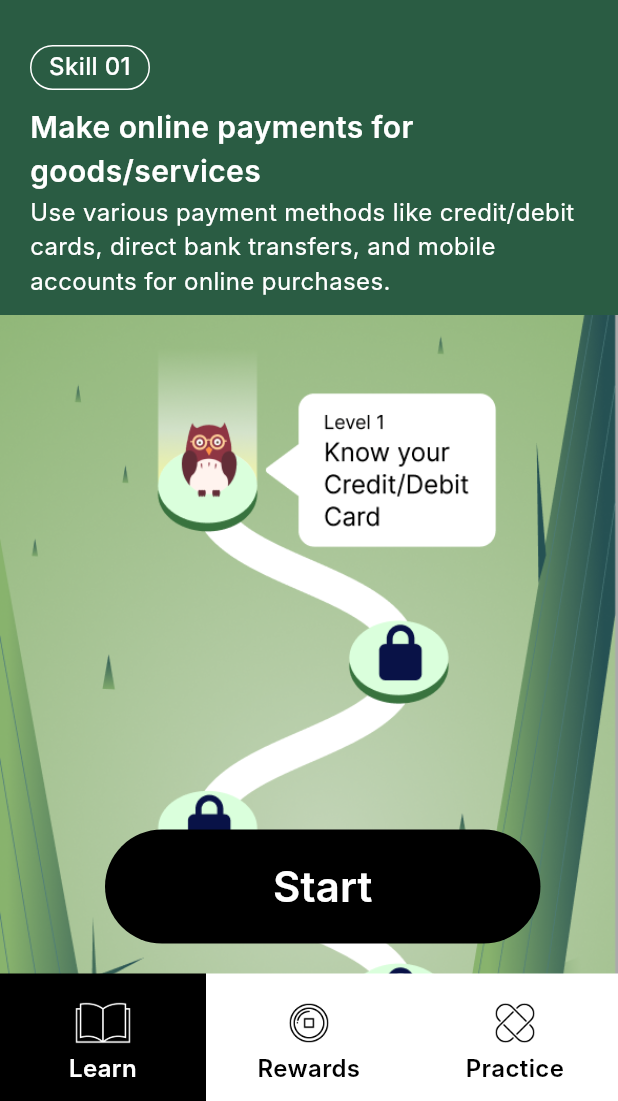
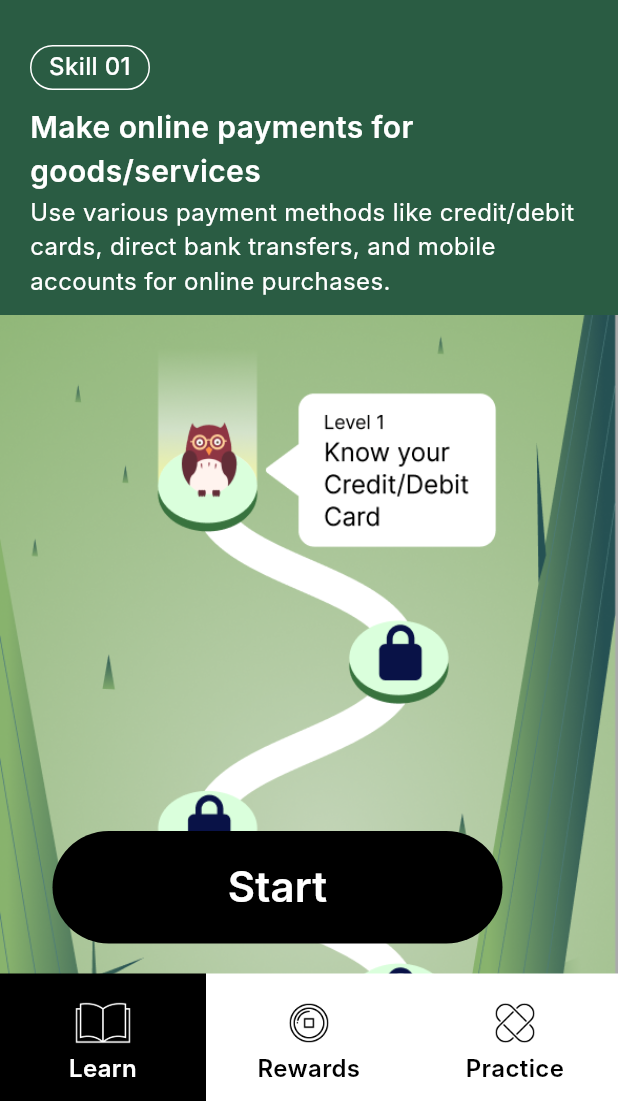
Before and after one commit to chandniswarnkar/lcc_amplify_app, a Flutter app: the StartLevelPage screen opened directly, on a phone screen of 412 x 824 dp, the part 135-1236 px from its top. Run offline on Flutter 3.47's test engine with Material 3 defaults, Android fonts, the phone set to English and light mode, and no system bars; our stand-ins replace animated_splash_screen, carousel_slider, countup, video_player; missing offline and left inert: amplify_api, amplify_core, amplify_flutter, animated_reorderable_list, flippy; Roboto replaces fonts that are missing (Inter).

Commit message:
changes for ui review

```diff
--- a/lib/start_level_page.dart
+++ b/lib/start_level_page.dart
@@ -381,9 +381,9 @@ class StartLevelWidget extends StatelessWidget {
           bottom: 20,
           child:
           Container(
-            padding: const EdgeInsets.fromLTRB(100, 10, 100, 10),
-            // margin: const EdgeInsets.symmetric(horizontal: 100,  vertical: 10),
-            margin: const EdgeInsets.only(left: 70),
+            margin: const EdgeInsets.symmetric(horizontal: 35),
+
+            width: 300,
             alignment: Alignment.center,
             decoration: ShapeDecoration(
               color:   Colors.black,
@@ -393,10 +393,15 @@ class StartLevelWidget extends StatelessWidget {
             ),
             child: Row(
 
-              // mainAxisSize: MainAxisSize.min,
+               mainAxisSize: MainAxisSize.min,
               mainAxisAlignment: MainAxisAlignment.center,
-              crossAxisAlignment: CrossAxisAlignment.center,
+              //crossAxisAlignment: CrossAxisAlignment.center,
               children: [
+                Container(
+                   alignment: Alignment.center,
+                  height: 75,
+                   width: 300,
+                  child:
                 TextButton(
 
                   onPressed: () {
@@ -418,6 +423,7 @@ class StartLevelWidget extends StatelessWidget {
                   ),
                   ),
                 ),
+    ),
               ],
             ),
           ),
```
Also changed, not shown: lib/common/right_ans_component.dart (+7 -3 lines), lib/level3/start_level3_page.dart (+9 -2 lines), lib/level4/start_level4_page.dart (+10 -3 lines), lib/start_level2_page.dart (+8 -2 lines).
